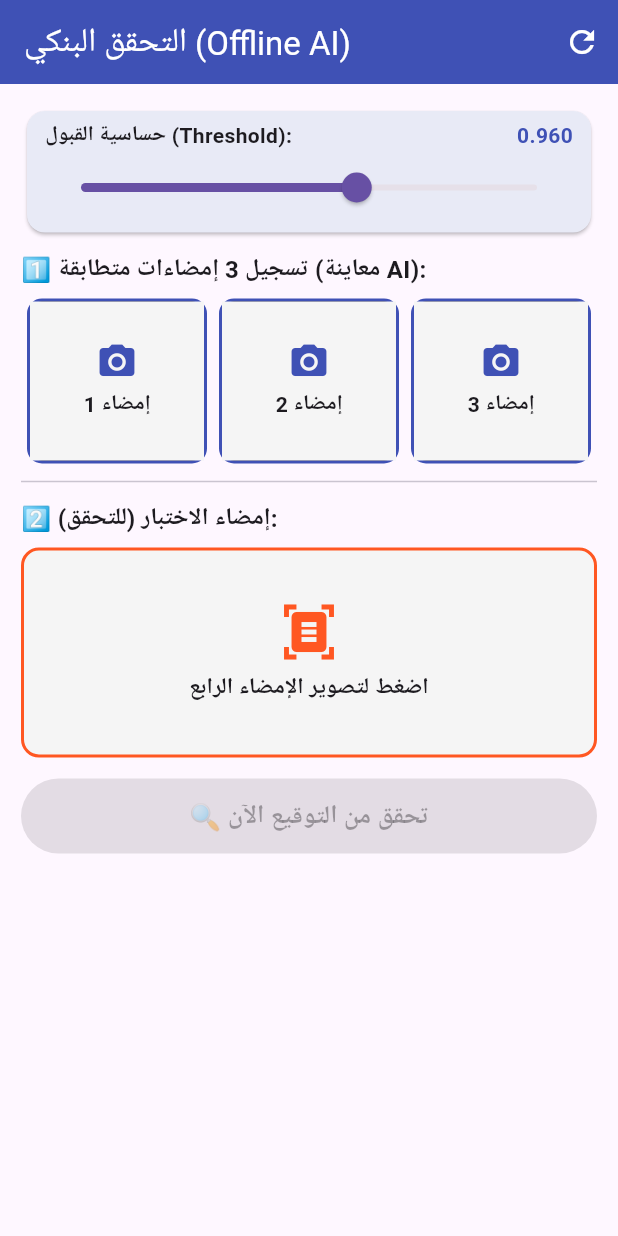
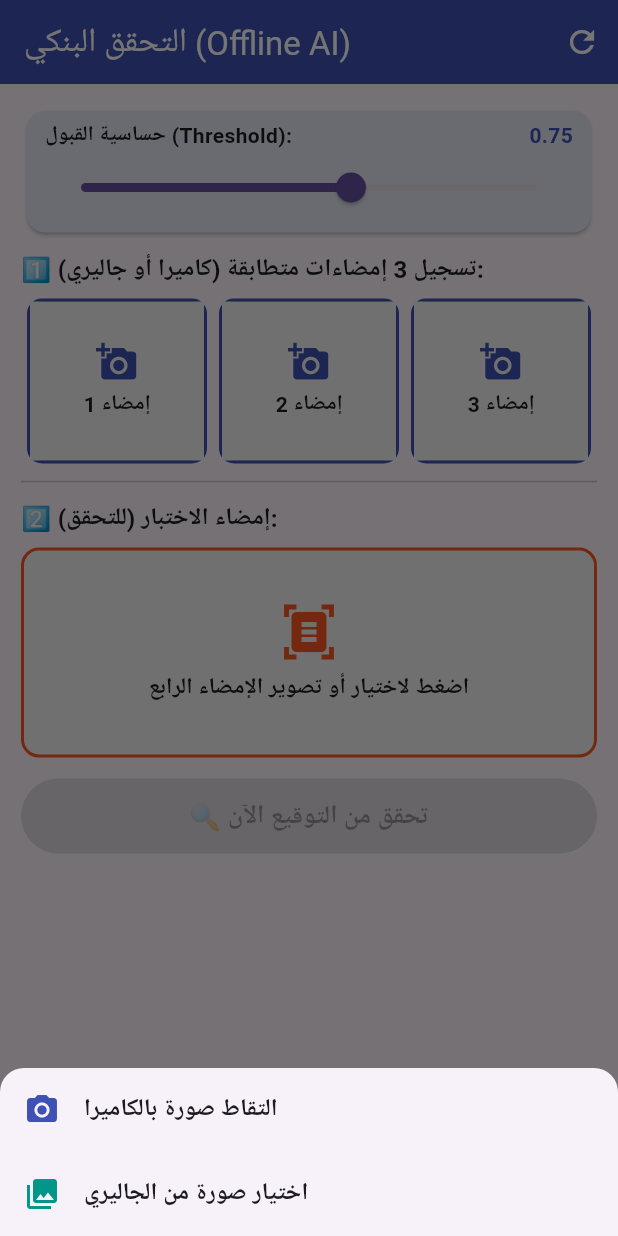
Before and after one commit to gingererku/offline-signature-app, a Flutter app: the screen it shows after launch, after a tap on an icon or button, on a phone screen of 412 x 824 dp. Run offline on Flutter 3.47's test engine with Material 3 defaults, Android fonts, the phone set to English and light mode, and no system bars; our stand-ins replace image_picker; missing offline and left inert: pytorch_lite.

Commit message:
Add gallery/camera picker and centered embedding similarity

```diff
--- a/lib/main.dart
+++ b/lib/main.dart
@@ -23,7 +23,6 @@ class _OfflineSignatureAppState extends State<OfflineSignatureApp> {
   final List<Uint8List?> _refProcessed = [null, null, null];
   final List<List<double>?> _refEmbeddings = [null, null, null];
   Uint8List? _testProcessed;
-  File? _testRawFile;
 
   final ImagePicker _picker = ImagePicker();
   bool _isBusy = false;
@@ -31,8 +30,8 @@ class _OfflineSignatureAppState extends State<OfflineSignatureApp> {
   double? _rawSimValue;
   bool? _isSamePerson;
 
-  // عتبة قابلة للتعديل مباشرة من التطبيق (افتراضياً 0.96)
-  double _threshold = 0.96;
+  // عتبة القبول بعد إلغاء الانحياز الموجب (افتراضياً 0.75)
+  double _threshold = 0.75;
 
   @override
   void initState() {
@@ -55,6 +54,32 @@ class _OfflineSignatureAppState extends State<OfflineSignatureApp> {
     }
   }
 
+  // إظهار قائمة لاختيار الكاميرا أو المعرض (الجاليري)
+  Future<ImageSource?> _chooseImageSource() async {
+    return showModalBottomSheet<ImageSource>(
+      context: context,
+      shape: const RoundedRectangleBorder(
+        borderRadius: BorderRadius.vertical(top: Radius.circular(16)),
+      ),
+      builder: (ctx) => SafeArea(
+        child: Wrap(
+          children: [
+            ListTile(
+              leading: const Icon(Icons.camera_alt, color: Colors.indigo),
+              title: const Text("التقاط صورة بالكاميرا", style: TextStyle(fontWeight: FontWeight.bold)),
+              onTap: () => Navigator.pop(ctx, ImageSource.camera),
+            ),
+            ListTile(
+              leading: const Icon(Icons.photo_library, color: Colors.teal),
+              title: const Text("اختيار صورة من الجاليري", style: TextStyle(fontWeight: FontWeight.bold)),
+              onTap: () => Navigator.pop(ctx, ImageSource.gallery),
+            ),
+          ],
+        ),
+      ),
+    );
+  }
+
   Future<Uint8List> _preprocess(File file) async {
     final bytes = await file.readAsBytes();
     img.Image? decoded = img.decodeImage(bytes);
@@ -62,9 +87,9 @@ class _OfflineSignatureAppState extends State<OfflineSignatureApp> {
 
     decoded = img.bakeOrientation(decoded);
 
-    // 1. قص 12% من الحواف لتجاهل أطراف الورقة والظل الجانبي
-    int marginX = (decoded.width * 0.12).toInt();
-    int marginY = (decoded.height * 0.12).toInt();
+    // قص 10% من الحواف لتجاهل أطراف الورقة والظل الجانبي
+    int marginX = (decoded.width * 0.10).toInt();
+    int marginY = (decoded.height * 0.10).toInt();
     decoded = img.copyCrop(
       decoded,
       x: marginX,
@@ -75,7 +100,6 @@ class _OfflineSignatureAppState extends State<OfflineSignatureApp> {
 
     img.Image gray = img.grayscale(decoded);
 
-    // 2. حساب متوسط الإضاءة وعزل الحبر الغامق فقط (تجاهل الظلال الخفيفة)
     int sum = 0;
     for (var p in gray) {
       sum += p.r.toInt();
@@ -90,19 +114,18 @@ class _OfflineSignatureAppState extends State<OfflineSignatureApp> {
       for (int x = 0; x < gray.width; x++) {
         int val = gray.getPixel(x, y).r.toInt();
         if (val < thresh) {
-          gray.setPixelRgb(x, y, 255, 255, 255); // خط الإمضاء أبيض
+          gray.setPixelRgb(x, y, 255, 255, 255);
           if (x < minX) minX = x;
           if (x > maxX) maxX = x;
           if (y < minY) minY = y;
           if (y > maxY) maxY = y;
           found = true;
         } else {
-          gray.setPixelRgb(x, y, 0, 0, 0); // الخلفية سوداء
+          gray.setPixelRgb(x, y, 0, 0, 0);
         }
       }
     }
 
-    // 3. قص الإمضاء بدقة مع هامش أمان بسيط (10 بكسل)
     if (found && (maxX - minX) > 10 && (maxY - minY) > 10) {
       int pad = 10;
       int cx = max(0, minX - pad);
@@ -122,12 +145,15 @@ class _OfflineSignatureAppState extends State<OfflineSignatureApp> {
       mean: [0.485, 0.456, 0.406],
       std: [0.229, 0.224, 0.225],
     );
-    return _l2Normalize(out!);
+    return _centerAndNormalize(out!);
   }
 
-  List<double> _l2Normalize(List<double> v) {
-    double norm = sqrt(v.fold(0.0, (s, x) => s + x * x));
-    return norm == 0 ? v : v.map((x) => x / norm).toList();
+  // طرح المتوسط قبل التطبيع لإلغاء الانحياز الموجب وإظهار الفروق الحقيقية بين الإمضاءات
+  List<double> _centerAndNormalize(List<double> v) {
+    double mean = v.reduce((a, b) => a + b) / v.length;
+    List<double> centered = v.map((x) => x - mean).toList();
+    double norm = sqrt(centered.fold(0.0, (s, x) => s + x * x));
+    return norm == 0 ? centered : centered.map((x) => x / norm).toList();
   }
 
   double _cosineSim(List<double> a, List<double> b) {
@@ -141,11 +167,14 @@ class _OfflineSignatureAppState extends State<OfflineSignatureApp> {
   Future<void> _captureReference(int index) async {
     if (_model == null || _isBusy) return;
     if (index > 0 && _refEmbeddings[index - 1] == null) {
-      _showAlert("تنبيه", "يرجى تصوير الإمضاء رقم ${index} أولاً بالترتيب.");
+      _showAlert("تنبيه", "يرجى إدخال الإمضاء رقم ${index} أولاً بالترتيب.");
       return;
     }
 
-    final picked = await _picker.pickImage(source: ImageSource.camera, imageQuality: 85);
+    final source = await _chooseImageSource();
+    if (source == null) return;
+
+    final picked = await _picker.pickImage(source: source, imageQuality: 85);
     if (picked == null) return;
 
     setState(() => _isBusy = true);
@@ -162,14 +191,14 @@ class _OfflineSignatureAppState extends State<OfflineSignatureApp> {
           newEmb.length,
           (j) => prevEmbs.map((e) => e[j]).reduce((a, b) => a + b) / prevEmbs.length,
         );
-        meanPrev = _l2Normalize(meanPrev);
+        meanPrev = _centerAndNormalize(meanPrev);
 
         double sim = _cosineSim(meanPrev, newEmb);
         if (sim < _threshold) {
           setState(() => _isBusy = false);
           _showAlert(
             "⚠️ إمضاء غير متطابق!",
-            "درجة التشابه: ${sim.toStringAsFixed(4)} (أقل من الحد المطلوب ${_threshold.toStringAsFixed(3)})\nيرجى توقيع إمضاءة مطابقة.",
+            "درجة التشابه: ${sim.toStringAsFixed(3)} (أقل من الحد المطلوب ${_threshold.toStringAsFixed(2)})\nيرجى اختيار إمضاءة مطابقة.",
           );
           return;
         }
@@ -193,15 +222,17 @@ class _OfflineSignatureAppState extends State<OfflineSignatureApp> {
       _showAlert("تنبيه", "أكمل تسجيل الإمضاءات المرجعية الثلاثة أولاً.");
       return;
     }
-    final picked = await _picker.pickImage(source: ImageSource.camera, imageQuality: 85);
+
+    final source = await _chooseImageSource();
+    if (source == null) return;
+
+    final picked = await _picker.pickImage(source: source, imageQuality: 85);
     if (picked == null) return;
 
     setState(() => _isBusy = true);
     try {
-      File raw = File(picked.path);
-      Uint8List procBytes = await _preprocess(raw);
+      Uint8List procBytes = await _preprocess(File(picked.path));
       setState(() {
-        _testRawFile = raw;
         _testProcessed = procBytes;
         _accuracyPct = null;
         _rawSimValue = null;
@@ -223,11 +254,10 @@ class _OfflineSignatureAppState extends State<OfflineSignatureApp> {
         testEmb.length,
         (j) => (_refEmbeddings[0]![j] + _refEmbeddings[1]![j] + _refEmbeddings[2]![j]) / 3.0,
       );
-      meanRef = _l2Normalize(meanRef);
+      meanRef = _centerAndNormalize(meanRef);
 
       double rawSim = _cosineSim(meanRef, testEmb);
-      // معايرة النسبة المئوية بحيث 0.90 = 0% و 1.00 = 100%
-      double score = (((rawSim - 0.90) / 0.10) * 100).clamp(0.0, 100.0);
+      double score = (rawSim * 100).clamp(0.0, 100.0);
 
       setState(() {
         _rawSimValue = rawSim;
@@ -248,7 +278,6 @@ class _OfflineSignatureAppState extends State<OfflineSignatureApp> {
         _refEmbeddings[i] = null;
       }
       _testProcessed = null;
-      _testRawFile = null;
       _accuracyPct = null;
       _rawSimValue = null;
     });
@@ -289,7 +318,6 @@ class _OfflineSignatureAppState extends State<OfflineSignatureApp> {
                 color: Colors.red.shade100,
                 child: Text("خطأ: $_loadError", style: const TextStyle(color: Colors.red)),
               ),
-            // شريط ضبط حساسية الموديل لحظياً
             Card(
               color: Colors.indigo.shade50,
               child: Padding(
@@ -300,14 +328,14 @@ class _OfflineSignatureAppState extends State<OfflineSignatureApp> {
                       mainAxisAlignment: MainAxisAlignment.spaceBetween,
                       children: [
                         const Text("حساسية القبول (Threshold):", style: TextStyle(fontWeight: FontWeight.bold)),
-                        Text(_threshold.toStringAsFixed(3), style: const TextStyle(fontWeight: FontWeight.bold, color: Colors.indigo)),
+                        Text(_threshold.toStringAsFixed(2), style: const TextStyle(fontWeight: FontWeight.bold, color: Colors.indigo)),
                       ],
                     ),
                     Slider(
                       value: _threshold,
-                      min: 0.90,
-                      max: 0.999,
-                      divisions: 99,
+                      min: 0.40,
+                      max: 0.99,
+                      divisions: 59,
                       onChanged: (v) {
                         setState(() {
                           _threshold = v;
@@ -322,7 +350,7 @@ class _OfflineSignatureAppState extends State<OfflineSignatureApp> {
               ),
             ),
             const SizedBox(height: 8),
-            const Text("1️⃣ تسجيل 3 إمضاءات متطابقة (معاينة AI):", style: TextStyle(fontSize: 16, fontWeight: FontWeight.bold)),
+            const Text("1️⃣ تسجيل 3 إمضاءات متطابقة (كاميرا أو جاليري):", style: TextStyle(fontSize: 16, fontWeight: FontWeight.bold)),
             const SizedBox(height: 8),
             Row(
               children: List.generate(3, (i) {
@@ -344,7 +372,7 @@ class _OfflineSignatureAppState extends State<OfflineSignatureApp> {
                               child: Column(
                                 mainAxisAlignment: MainAxisAlignment.center,
                                 children: [
-                                  const Icon(Icons.camera_alt, color: Colors.indigo, size: 28),
+                                  const Icon(Icons.add_a_photo, color: Colors.indigo, size: 28),
                                   const SizedBox(height: 4),
                                   Text("إمضاء ${i + 1}", style: const TextStyle(fontWeight: FontWeight.bold)),
                                 ],
@@ -374,7 +402,7 @@ class _OfflineSignatureAppState extends State<OfflineSignatureApp> {
                         children: [
                           Icon(Icons.document_scanner, color: Colors.deepOrange, size: 40),
                           SizedBox(height: 6),
-                          Text("اضغط لتصوير الإمضاء الرابع", style: TextStyle(fontSize: 15, fontWeight: FontWeight.bold)),
+                          Text("اضغط لاختيار أو تصوير الإمضاء الرابع", style: TextStyle(fontSize: 15, fontWeight: FontWeight.bold)),
                         ],
                       ),
               ),
```
